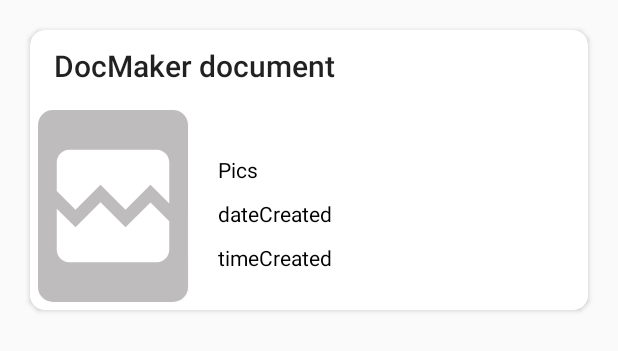
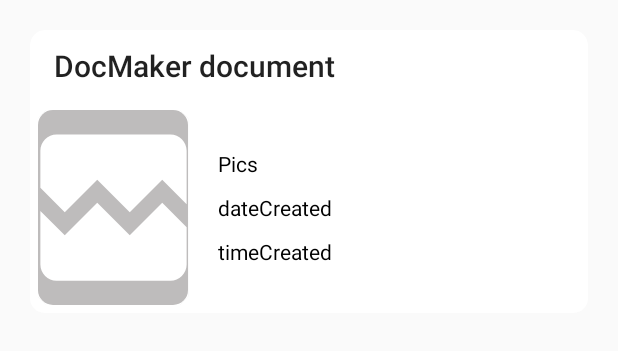
Before and after one commit to prashantrawat131/DocMaker, an Android app: the layout doc_rep.xml on its own in the app's theme, with its tools: preview values and no code run, on a phone screen of 412 x 824 dp. Shown: the top 351 px of the screen. Run offline under Robolectric (Android 15) with nearby library versions, the phone set to English and light mode, and no system bars.

```diff
--- a/app/build.gradle
+++ b/app/build.gradle
@@ -7,7 +7,7 @@ android {
         applicationId "com.oxodiceproductions.docmaker"
         minSdkVersion 21
         targetSdkVersion 30
-        versionCode 32
+        versionCode 33
         versionName "1.0"
         testInstrumentationRunner "androidx.test.runner.AndroidJUnitRunner"
     }
--- a/app/src/main/res/layout/doc_rep.xml
+++ b/app/src/main/res/layout/doc_rep.xml
@@ -30,7 +30,7 @@
 
             <androidx.cardview.widget.CardView
                 android:layout_width="200dp"
-                android:layout_height="match_parent"
+                android:layout_height="130dp"
                 android:layout_weight="1"
                 android:background="@color/image_view_bg"
                 android:elevation="12dp"
@@ -38,17 +38,19 @@
 
                 <ImageView
                     android:id="@+id/doc_imageview"
+                    android:scaleType="centerCrop"
                     android:layout_width="match_parent"
                     android:layout_height="match_parent"
                     android:background="@color/image_view_bg"
                     android:src="@drawable/ic_baseline_broken_image_24" />
 
+<!--                This textview just used to gte the index of the clicked element-->
                 <TextView
                     android:id="@+id/index_number_text_view"
                     android:layout_width="wrap_content"
                     android:layout_height="wrap_content"
                     android:layout_gravity="bottom|right"
-                    android:background="#fff"
+                    android:background="#ffffff"
                     android:padding="10dp"
                     android:text="1"
                     android:textColor="@color/medium"
@@ -61,14 +63,8 @@
                 android:layout_weight="1"
                 android:background="@color/app_bg"
                 android:orientation="vertical"
-                android:padding="20dp">
-
-                <LinearLayout
-                    android:layout_width="match_parent"
-                    android:layout_height="wrap_content"
-                    android:background="@color/app_bg"
-                    android:orientation="horizontal"
-                    android:paddingTop="10dp">
+                android:paddingStart="20dp"
+                android:layout_gravity="center_vertical">
 
                     <TextView
                         android:id="@+id/textView5"
@@ -79,17 +75,6 @@
                         android:textColor="@color/text_color" />
 
                 <TextView
-                        android:id="@+id/textView"
-                        android:layout_width="wrap_content"
-                        android:layout_height="wrap_content"
-                        android:layout_weight="1"
-                        android:text="size"
-                        android:textColor="@color/text_color"
-                        android:visibility="gone" />
-
-                </LinearLayout>
-
-                <TextView
                     android:id="@+id/textView3"
                     android:layout_width="wrap_content"
                     android:layout_height="wrap_content"
@@ -98,15 +83,8 @@
                     android:text="dateCreated"
                     android:textColor="@color/text_color" />
 
-
-                <LinearLayout
-                    android:layout_width="match_parent"
-                    android:layout_height="wrap_content"
-                    android:background="@color/app_bg"
-                    android:orientation="horizontal"
-                    android:paddingTop="10dp">
-
                 <TextView
+                    android:paddingTop="10dp"
                     android:id="@+id/textView2"
                     android:layout_width="wrap_content"
                     android:layout_height="wrap_content"
@@ -114,8 +92,6 @@
                     android:text="timeCreated"
                     android:textColor="@color/text_color" />
             </LinearLayout>
-
-            </LinearLayout>
         </LinearLayout>
     </LinearLayout>
 </androidx.cardview.widget.CardView>
--- a/app/src/main/res/menu/doc_overflow_menu.xml
+++ b/app/src/main/res/menu/doc_overflow_menu.xml
@@ -6,4 +6,7 @@
     <item
         android:id="@+id/overflow_doc_share"
         android:title="Share" />
+    <item
+        android:id="@+id/overflow_doc_details"
+        android:title="Details" />
 </menu>
```
Also changed, not shown: app/src/main/AndroidManifest.xml (+5 -3 lines), app/src/main/java/com/oxodiceproductions/dockmaker/AllDocs.java (+10 -112 lines), app/src/main/java/com/oxodiceproductions/dockmaker/AllDocsRecyclerViewAdapter.java (+21 -14 lines), app/src/main/java/com/oxodiceproductions/dockmaker/MyAlertCreator.java (+13 -0 lines), app/src/main/res/menu/nav_drawer_menu.xml (+0 -8 lines), app/src/main/res/values/strings.xml (+22 -20 lines). Lines whose indentation alone changed are shown as unchanged.
